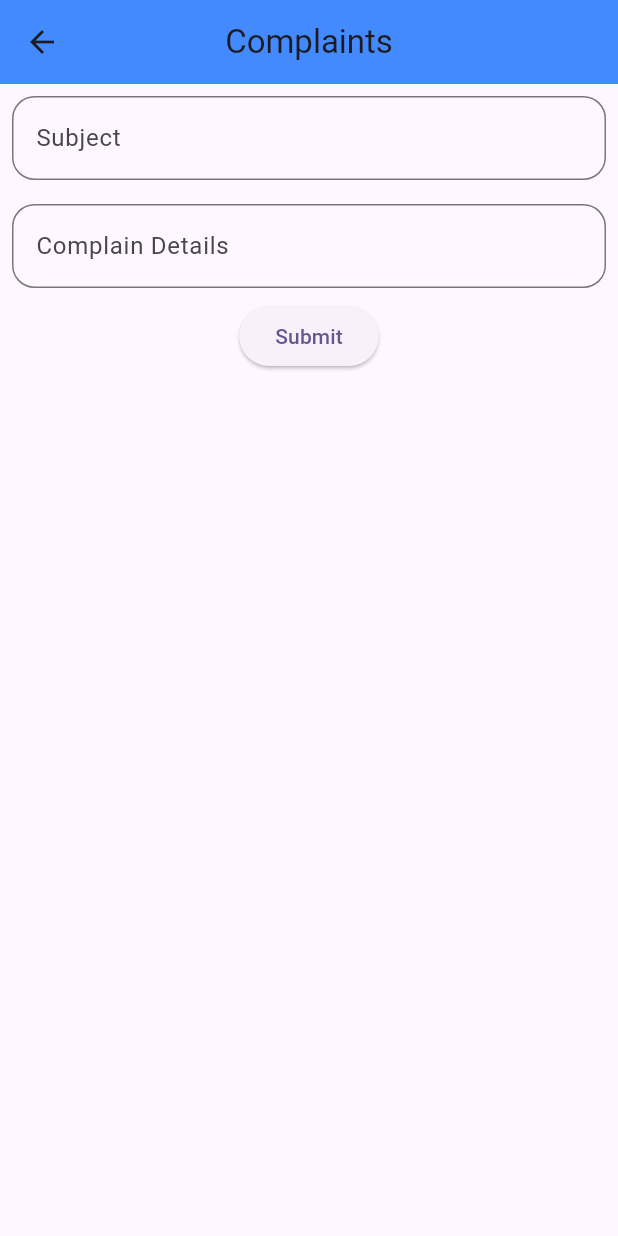
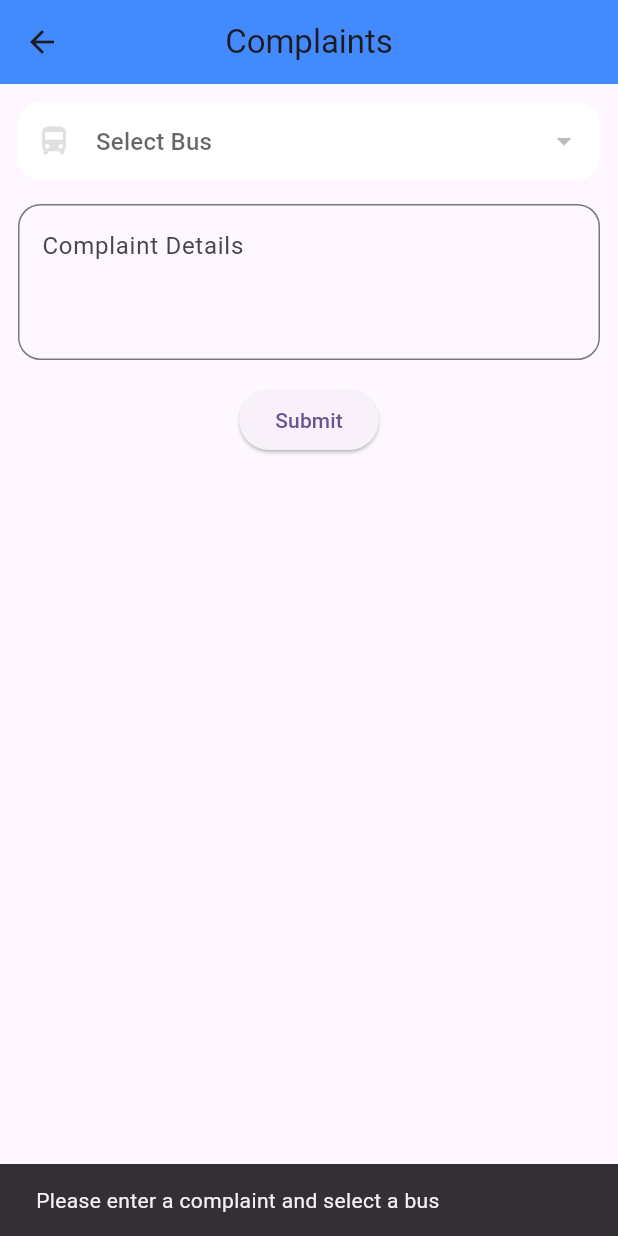
Before and after one commit to busbee148/buzbeeflutter, a Flutter app: the ComplaintScreen screen opened directly, after a tap on "Submit", on a phone screen of 412 x 824 dp. Run offline on Flutter 3.47's test engine with Material 3 defaults, Android fonts, the phone set to English and light mode, and no system bars; our stand-ins replace audioplayers, dio; network calls fail.

Commit message:
08/11/2025

```diff
--- a/lib/API/registerAPI.dart
+++ b/lib/API/registerAPI.dart
@@ -6,7 +6,7 @@ import 'package:flutter/material.dart';
 
 Dio dio=Dio();
 int? LID;
-String baseurl='http://192.168.1.67:5000';
+String baseurl='http://192.168.1.59:5000';
 
 Future<void> register(data, context) async{
   Response res = await dio.post('$baseurl/PassangerView',data: data);
--- a/lib/complaint.dart
+++ b/lib/complaint.dart
@@ -1,26 +1,126 @@
+import 'package:buzbee/API/registerAPI.dart';
+import 'package:dio/dio.dart';
 import 'package:flutter/material.dart';
 
-class ComplaintScreen extends StatelessWidget {
+class ComplaintScreen extends StatefulWidget {
   const ComplaintScreen({super.key});
 
   @override
+  State<ComplaintScreen> createState() => _ComplaintScreenState();
+}
+
+class _ComplaintScreenState extends State<ComplaintScreen> {
+  TextEditingController complaint = TextEditingController();
+  List<dynamic> Bus = [];
+  String? selectedBusId;
+
+  Future<void> SubmitComplaint() async {
+    final complaintText = complaint.text;
+    if (complaintText.isEmpty || selectedBusId == null) {
+      ScaffoldMessenger.of(context).showSnackBar(
+        SnackBar(content: Text('Please enter a complaint and select a bus')),
+      );
+      return;
+    }
+
+    try {
+      Response response = await dio.post(
+        '$baseurl/ComplaintAPI/$LID',
+        data: {
+          'Complaint': complaintText,
+          'BUS': selectedBusId, // 👈 sending bus ID to backend
+        },
+      );
+
+      if (response.statusCode == 200 || response.statusCode == 201) {
+        ScaffoldMessenger.of(context).showSnackBar(
+          SnackBar(content: Text('Complaint sent successfully')),
+        );
+        complaint.clear();
+        setState(() => selectedBusId = null);
+      }
+    } catch (e) {
+      debugPrint('Error submitting complaint: $e');
+    }
+  }
+
+  Future<void> _fetchBus() async {
+    try {
+      final response = await dio.get('$baseurl/ViewbusAPI');
+      print(response.data);
+      if (response.statusCode == 200 && response.data != null) {
+        setState(() {
+          Bus = response.data;
+        });
+      }
+    } catch (e) {
+      debugPrint('Error fetching buses: $e');
+    }
+  }
+
+  @override
+  void initState() {
+    super.initState();
+    _fetchBus();
+  }
+
+  @override
   Widget build(BuildContext context) {
-    return  Scaffold(
-      appBar: AppBar(backgroundColor: Colors.blueAccent, title: Text("Complaints"),centerTitle: true,),
-      body: Column(children: [
-        Padding(
-          padding: const EdgeInsets.all(8.0),
-          child: TextFormField(decoration: InputDecoration(hintText: "Subject",border: OutlineInputBorder(borderRadius: BorderRadius.circular(15)),),
-
-          ),
+    return Scaffold(
+      appBar: AppBar(
+        backgroundColor: Colors.blueAccent,
+        title: Text("Complaints"),
+        centerTitle: true,
+      ),
+      body: Padding(
+        padding: const EdgeInsets.all(12.0),
+        child: Column(
+          children: [
+            DropdownButtonFormField<String>(
+              decoration: InputDecoration(
+                prefixIcon: const Icon(Icons.directions_bus, color: Colors.black12),
+                hintText: "Select Bus",
+                filled: true,
+                fillColor: Colors.white,
+                contentPadding:
+                    const EdgeInsets.symmetric(horizontal: 20, vertical: 14),
+                border: OutlineInputBorder(
+                  borderRadius: BorderRadius.circular(15),
+                  borderSide: BorderSide.none,
+                ),
+              ),
+              value: selectedBusId,
+              items: Bus
+                  .map<DropdownMenuItem<String>>(
+                    (bus) => DropdownMenuItem(
+                      value: bus['id'].toString(), // 👈 storing bus ID
+                      child: Text('${bus['Busname']} - ${bus['Bus_NO']}' ),
+                    ),
+                  )
+                  .toList(),
+              onChanged: (value) {
+                setState(() => selectedBusId = value);
+              },
+            ),
+            SizedBox(height: 16),
+            TextFormField(
+              controller: complaint,
+              decoration: InputDecoration(
+                hintText: "Complaint Details",
+                border: OutlineInputBorder(
+                  borderRadius: BorderRadius.circular(15),
+                ),
+              ),
+              maxLines: 3,
+            ),
+            SizedBox(height: 16),
+            ElevatedButton(
+              onPressed: SubmitComplaint,
+              child: Text("Submit"),
+            ),
+          ],
         ),
-        Padding(
-          padding: const EdgeInsets.all(8.0),
-          child: TextFormField(decoration: InputDecoration(hintText: "Complain Details",border: OutlineInputBorder(borderRadius: BorderRadius.circular(15))),
-          ),
-        ),
-        ElevatedButton(onPressed: (){}, child: Text("Submit"))
-      ],),
+      ),
     );
   }
 }
--- a/lib/home.dart
+++ b/lib/home.dart
@@ -1,3 +1,5 @@
+import 'package:buzbee/complaint.dart';
+import 'package:buzbee/feedback.dart';
 import 'package:flutter/material.dart';
 
 void main() {
@@ -50,7 +52,7 @@ class PassengerHomePage extends StatelessWidget {
                   context,
                   MaterialPageRoute(
                       builder: (_) =>
-                          const EmptyPage(title: "Register Complaint")),
+                          ComplaintScreen()),
                 );
               },
             ),
@@ -62,7 +64,7 @@ class PassengerHomePage extends StatelessWidget {
                   context,
                   MaterialPageRoute(
                       builder: (_) =>
-                          const EmptyPage(title: "Feedback & Ratings")),
+                          FeedbackScreen()),
                 );
               },
             ),
--- a/lib/main.dart
+++ b/lib/main.dart
@@ -31,7 +31,7 @@ class MyApp extends StatelessWidget {
 
         colorScheme: ColorScheme.fromSeed(seedColor: Colors.deepPurple),
       ),
-      home: PassengerHomePage(),
+      home: LoginScreen(),
     );
   }
 }
```
Also changed, not shown: lib/feedback.dart (+92 -9 lines), 1 other file.
